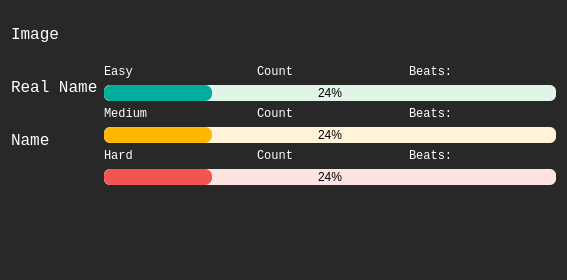
akukhta/LeetCodeApp, file src/UI/UserWidget.ui: the form before one commit.
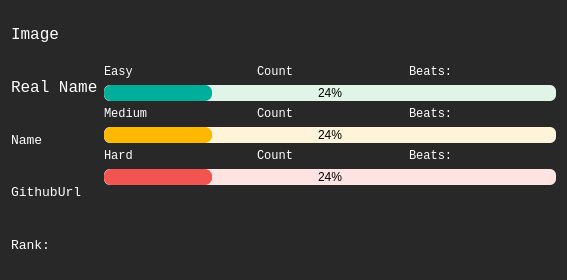
The form after the commit.

Commit message: User widget has been added, need to add solved qustions chart

What changed in the file:
```diff
--- a/src/UI/UserWidget.ui
+++ b/src/UI/UserWidget.ui
@@ -275,62 +275,6 @@
       </item>
      </layout>
     </item>
-    <item row="0" column="0" rowspan="3">
-     <layout class="QGridLayout" name="gridLayout">
-      <item row="0" column="0">
-       <layout class="QVBoxLayout" name="verticalLayout">
-        <item>
-         <widget class="QLabel" name="label_2">
-          <property name="font">
-           <font>
-            <family>Courier New</family>
-            <pointsize>12</pointsize>
-           </font>
-          </property>
-          <property name="styleSheet">
-           <string notr="true">color: white;</string>
-          </property>
-          <property name="text">
-           <string>Image</string>
-          </property>
-         </widget>
-        </item>
-        <item>
-         <widget class="QLabel" name="label">
-          <property name="font">
-           <font>
-            <family>Courier New</family>
-            <pointsize>12</pointsize>
-           </font>
-          </property>
-          <property name="styleSheet">
-           <string notr="true">color: white;</string>
-          </property>
-          <property name="text">
-           <string>Real Name</string>
-          </property>
-         </widget>
-        </item>
-        <item>
-         <widget class="QLabel" name="label_3">
-          <property name="font">
-           <font>
-            <family>Courier New</family>
-            <pointsize>12</pointsize>
-           </font>
-          </property>
-          <property name="styleSheet">
-           <string notr="true">color: white;</string>
-          </property>
-          <property name="text">
-           <string>Name</string>
-          </property>
-         </widget>
-        </item>
-       </layout>
-      </item>
-     </layout>
-    </item>
     <item row="0" column="2">
      <layout class="QHBoxLayout" name="horizontalLayout_4">
       <item>
@@ -379,6 +323,94 @@
       </property>
      </spacer>
     </item>
+    <item row="0" column="0" rowspan="4">
+     <layout class="QGridLayout" name="gridLayout">
+      <item row="0" column="0">
+       <layout class="QVBoxLayout" name="verticalLayout">
+        <item>
+         <widget class="QLabel" name="avatar">
+          <property name="font">
+           <font>
+            <family>Courier New</family>
+            <pointsize>12</pointsize>
+           </font>
+          </property>
+          <property name="styleSheet">
+           <string notr="true">color: white;</string>
+          </property>
+          <property name="text">
+           <string>Image</string>
+          </property>
+         </widget>
+        </item>
+        <item>
+         <widget class="QLabel" name="realNameLabel">
+          <property name="font">
+           <font>
+            <family>Courier New</family>
+            <pointsize>12</pointsize>
+           </font>
+          </property>
+          <property name="styleSheet">
+           <string notr="true">color: white;</string>
+          </property>
+          <property name="text">
+           <string>Real Name</string>
+          </property>
+         </widget>
+        </item>
+        <item>
+         <widget class="QLabel" name="nicLabel">
+          <property name="font">
+           <font>
+            <family>Courier New</family>
+            <pointsize>10</pointsize>
+           </font>
+          </property>
+          <property name="styleSheet">
+           <string notr="true">color: white;</string>
+          </property>
+          <property name="text">
+           <string>Name</string>
+          </property>
+         </widget>
+        </item>
+        <item>
+         <widget class="QLabel" name="giturlLabel">
+          <property name="font">
+           <font>
+            <family>Courier New</family>
+            <pointsize>10</pointsize>
+           </font>
+          </property>
+          <property name="styleSheet">
+           <string notr="true">color: white;</string>
+          </property>
+          <property name="text">
+           <string>GithubUrl</string>
+          </property>
+         </widget>
+        </item>
+        <item>
+         <widget class="QLabel" name="rankLabel">
+          <property name="font">
+           <font>
+            <family>Courier New</family>
+            <pointsize>10</pointsize>
+           </font>
+          </property>
+          <property name="styleSheet">
+           <string notr="true">color: white;</string>
+          </property>
+          <property name="text">
+           <string>Rank: </string>
+          </property>
+         </widget>
+        </item>
+       </layout>
+      </item>
+     </layout>
+    </item>
    </layout>
   </widget>
  </widget>
```
The commit also changes 8 other files.
